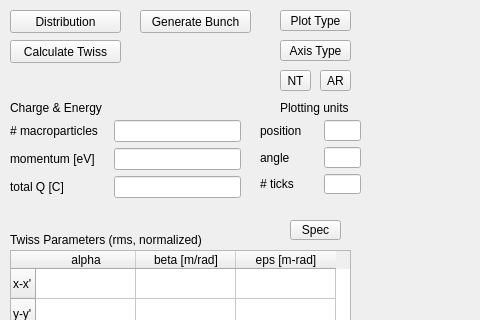
Qt form radtrack/ui/BunchInterface.ui (aerosadegh/radtrack) before a commit; both pictures show x 0 to 480 and y 0 to 320 of the 1260 by 761 pixel window.
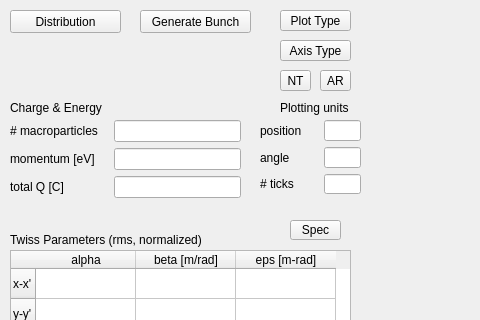
The same form after that commit. Custom widgets are drawn as their Qt base class.

The edit to the form file:
```diff
--- a/radtrack/ui/BunchInterface.ui
+++ b/radtrack/ui/BunchInterface.ui
@@ -391,22 +391,6 @@
     </item>
    </layout>
   </widget>
-  <widget class="QPushButton" name="calculateTwiss">
-   <property name="geometry">
-    <rect>
-     <x>10</x>
-     <y>40</y>
-     <width>111</width>
-     <height>23</height>
-    </rect>
-   </property>
-   <property name="toolTip">
-    <string>Calculate Twiss parameters directly from particle distribution and overwrite all fields.</string>
-   </property>
-   <property name="text">
-    <string>Calculate Twiss</string>
-   </property>
-  </widget>
   <widget class="QLabel" name="longTwissLabel">
    <property name="geometry">
     <rect>
```
Left out of the diff: 3 changed lines with no effect on the pictures.
